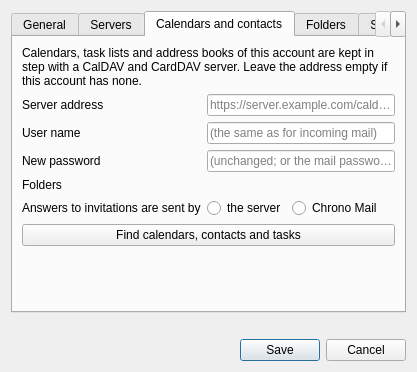
Old version of the form src/chrono_mail/ui/forms/account_edit.ui in the repository rob-vandenberg/chrono-mail.
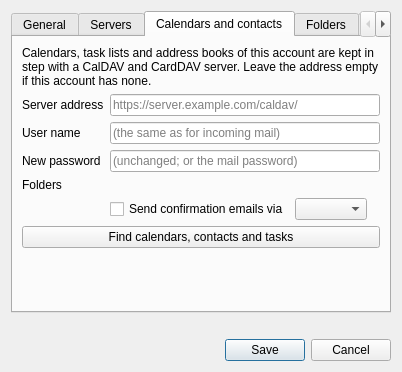
New version of the form. The open tabs and pages were chosen to show the change.

Commit message: Send confirmation emails via Chrono Mail or the server per account with nothing going out when unticked, Chrono Mail sends when the server cannot answer, and a delegate answer says who they replace

The edit to the form file:
```diff
--- a/src/chrono_mail/ui/forms/account_edit.ui
+++ b/src/chrono_mail/ui/forms/account_edit.ui
@@ -236,31 +236,17 @@
          <item row="3" column="1">
           <widget class="QWidget" name="davFolders" />
          </item>
-         <item row="4" column="0">
-          <widget class="QLabel" name="invitationAnswersLabel">
-           <property name="text">
-            <string>Answers to invitations are sent by</string>
-           </property>
-           <property name="buddy">
-            <cstring>answersServer</cstring>
-           </property>
-          </widget>
-         </item>
          <item row="4" column="1">
           <layout class="QHBoxLayout" name="invitationAnswers">
            <item>
-            <widget class="QRadioButton" name="answersServer">
+            <widget class="QCheckBox" name="answersSend">
              <property name="text">
-              <string>the server</string>
+              <string>Send confirmation emails via</string>
              </property>
             </widget>
            </item>
            <item>
-            <widget class="QRadioButton" name="answersChrono">
-             <property name="text">
-              <string>Chrono Mail</string>
-             </property>
-            </widget>
+            <widget class="QComboBox" name="answersBy" />
            </item>
            <item>
             <widget class="QWidget" name="answersInfo" />
```
The commit also changes 22 other files.
